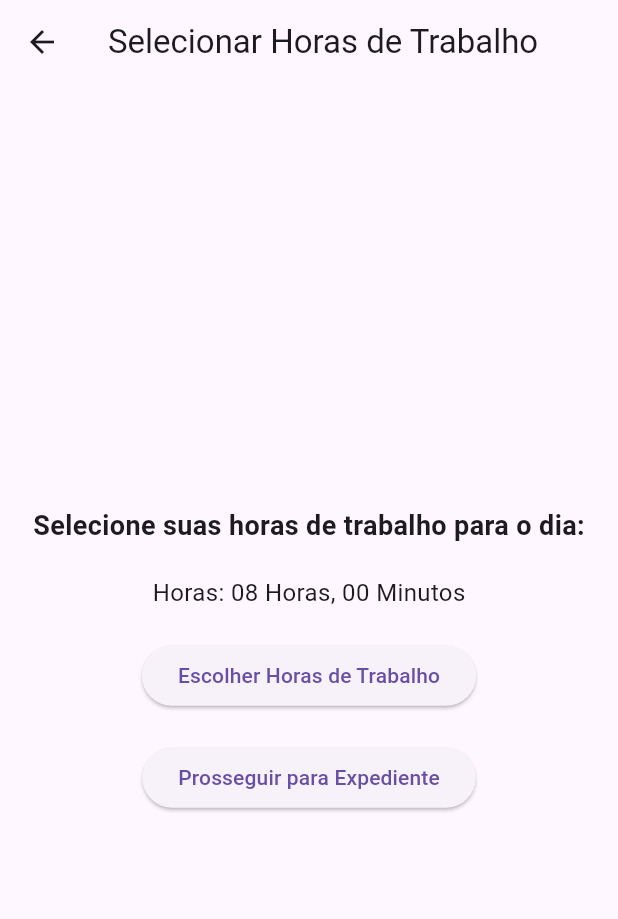
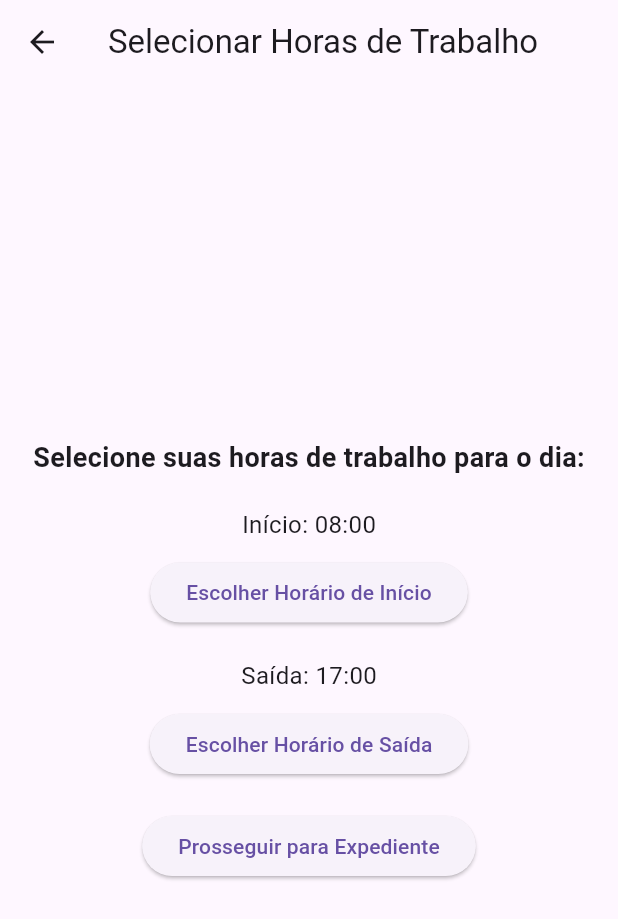
Before and after one commit to rooyal14/Bate-Ponto, a Flutter app: the screen it shows after launch, after a tap on "Login", on a phone screen of 412 x 824 dp. Shown: the top 919 px of the screen. Run offline on Flutter 3.47's test engine with Material 3 defaults, Android fonts, the light colour scheme and no system bars; our stand-ins replace flutter_local_notifications, rxdart, timezone.

Commit message:
Added notification when user sets start time and end time

```diff
--- a/lib/hour_selection.dart
+++ b/lib/hour_selection.dart
@@ -1,4 +1,5 @@
 import 'package:flutter/material.dart';
+import 'package:bate_ponto/services/local_notification_service.dart';
 import 'iniciar_encerrar.dart';
 
 class HourSelectionPage extends StatefulWidget {
@@ -7,7 +8,35 @@ class HourSelectionPage extends StatefulWidget {
 }
 
 class _HourSelectionPageState extends State<HourSelectionPage> {
-  TimeOfDay _selectedTime = TimeOfDay(hour: 8, minute: 0);
+  TimeOfDay _startTime = TimeOfDay(hour: 8, minute: 0);
+  TimeOfDay _endTime = TimeOfDay(hour: 17, minute: 0);
+  late final LocalNotificationService _notificationService = LocalNotificationService();
+
+  @override
+  void initState() {
+    super.initState();
+    _initializeNotificationService();
+  }
+
+  Future<void> _initializeNotificationService() async {
+    await _notificationService.initialize();
+  }
+
+  void _showStartTimeNotification() {
+    _notificationService.showNotification(
+      id: 1,
+      title: 'Horário de início configurado',
+      body: 'Horário de início configurado para ${_startTime.hour.toString().padLeft(2, '0')}:${_startTime.minute.toString().padLeft(2, '0')}',
+    );
+  }
+
+  void _showEndTimeNotification() {
+    _notificationService.showNotification(
+      id: 2,
+      title: 'Horário de saída configurado',
+      body: 'Horário de saída configurado para ${_endTime.hour.toString().padLeft(2, '0')}:${_endTime.minute.toString().padLeft(2, '0')}',
+    );
+  }
 
   @override
   Widget build(BuildContext context) {
@@ -25,16 +54,15 @@ class _HourSelectionPageState extends State<HourSelectionPage> {
             ),
             SizedBox(height: 20),
             Text(
-              'Horas: ${_selectedTime.hour.toString().padLeft(2, '0')} Horas, ${_selectedTime.minute.toString().padLeft(2, '0')} Minutos',
+              'Início: ${_startTime.hour.toString().padLeft(2, '0')}:${_startTime.minute.toString().padLeft(2, '0')}',
               style: TextStyle(fontSize: 16),
             ),
-            SizedBox(height: 20),
+            SizedBox(height: 10),
             ElevatedButton(
               onPressed: () async {
-                // Pick time
                 final TimeOfDay? time = await showTimePicker(
                   context: context,
-                  initialTime: _selectedTime,
+                  initialTime: _startTime,
                   builder: (BuildContext context, Widget? child) {
                     return MediaQuery(
                       data: MediaQuery.of(context).copyWith(alwaysUse24HourFormat: true),
@@ -43,13 +71,42 @@ class _HourSelectionPageState extends State<HourSelectionPage> {
                   },
                 );
 
-                if (time != null && time != _selectedTime) {
+                if (time != null && time != _startTime) {
                   setState(() {
-                    _selectedTime = time;
+                    _startTime = time;
                   });
+                  _showStartTimeNotification(); // Mostrar notificação ao ajustar o horário de início
                 }
               },
-              child: Text('Escolher Horas de Trabalho'),
+              child: Text('Escolher Horário de Início'),
+            ),
+            SizedBox(height: 20),
+            Text(
+              'Saída: ${_endTime.hour.toString().padLeft(2, '0')}:${_endTime.minute.toString().padLeft(2, '0')}',
+              style: TextStyle(fontSize: 16),
+            ),
+            SizedBox(height: 10),
+            ElevatedButton(
+              onPressed: () async {
+                final TimeOfDay? time = await showTimePicker(
+                  context: context,
+                  initialTime: _endTime,
+                  builder: (BuildContext context, Widget? child) {
+                    return MediaQuery(
+                      data: MediaQuery.of(context).copyWith(alwaysUse24HourFormat: true),
+                      child: child!,
+                    );
+                  },
+                );
+
+                if (time != null && time != _endTime) {
+                  setState(() {
+                    _endTime = time;
+                  });
+                  _showEndTimeNotification(); // Mostrar notificação ao ajustar o horário de saída
+                }
+              },
+              child: Text('Escolher Horário de Saída'),
             ),
             SizedBox(height: 20),
             ElevatedButton(
@@ -58,7 +115,8 @@ class _HourSelectionPageState extends State<HourSelectionPage> {
                   context,
                   MaterialPageRoute(
                     builder: (context) => ExpedientePage(
-                      workHours: _selectedTime,
+                      workHours: _startTime,
+                      endHours: _endTime,
                     ),
                   ),
                 );
--- /dev/null
+++ b/lib/services/local_notification_service.dart
@@ -0,0 +1,92 @@
+import 'package:flutter_local_notifications/flutter_local_notifications.dart';
+import 'package:rxdart/subjects.dart';
+import 'package:timezone/data/latest.dart' as tz;
+
+class LocalNotificationService {
+  LocalNotificationService();
+
+  final FlutterLocalNotificationsPlugin _localNotificationService = FlutterLocalNotificationsPlugin();
+  final BehaviorSubject<NotificationResponse> _notificationResponseStream = BehaviorSubject<NotificationResponse>();
+
+  Future<void> initialize() async {
+    tz.initializeTimeZones();
+
+    const AndroidInitializationSettings androidInitializationSettings = AndroidInitializationSettings('@drawable/ic_stat_access_alarms');
+
+    final DarwinInitializationSettings darwinInitializationSettings = DarwinInitializationSettings(
+      requestAlertPermission: true,
+      requestBadgePermission: true,
+      requestSoundPermission: true,
+      onDidReceiveLocalNotification: _onDidReceiveLocalNotification,
+    );
+
+    final InitializationSettings settings = InitializationSettings(
+      android: androidInitializationSettings,
+      iOS: darwinInitializationSettings,
+    );
+
+    await _localNotificationService.initialize(
+      settings,
+      onDidReceiveNotificationResponse: onDidReceiveNotificationResponse,
+    );
+
+    _notificationResponseStream.listen((response) {
+      print('Notification response received: ${response.payload}');
+    });
+
+    await _createNotificationChannel();
+  }
+
+  Future<void> _createNotificationChannel() async {
+    const AndroidNotificationChannel channel = AndroidNotificationChannel(
+      'channel_id',
+      'channel_name',
+      description: 'description',
+      importance: Importance.max,
+      playSound: true,
+    );
+
+    await _localNotificationService.resolvePlatformSpecificImplementation<AndroidFlutterLocalNotificationsPlugin>()?.createNotificationChannel(channel);
+  }
+
+  Future<NotificationDetails> _notificationDetails() async {
+    const AndroidNotificationDetails androidNotificationDetails = AndroidNotificationDetails(
+      'channel_id',
+      'channel_name',
+      channelDescription: 'description',
+      importance: Importance.max,
+      priority: Priority.max,
+      playSound: true,
+      icon: 'ic_stat_access_alarms',
+    );
+
+    const DarwinNotificationDetails darwinNotificationDetails = DarwinNotificationDetails();
+
+    return const NotificationDetails(
+      android: androidNotificationDetails,
+      iOS: darwinNotificationDetails,
+    );
+  }
+
+  Future<void> showNotification({
+    required int id,
+    required String title,
+    required String body,
+    String? payload,
+  }) async {
+    final details = await _notificationDetails();
+    await _localNotificationService.show(id, title, body, details, payload: payload);
+  }
+
+  void _onDidReceiveLocalNotification(int id, String? title, String? body, String? payload) {
+    print('id $id, title $title, body $body, payload $payload');
+  }
+
+  Future<void> onDidReceiveNotificationResponse(NotificationResponse details) async {
+    String? payload = details.payload;
+    print('Payload da notificação: $payload');
+    if (payload != null) {
+      print('Navegando ou realizando uma ação com o payload: $payload');
+    }
+  }
+}
--- a/pubspec.yaml
+++ b/pubspec.yaml
@@ -35,6 +35,9 @@ dependencies:
   # The following adds the Cupertino Icons font to your application.
   # Use with the CupertinoIcons class for iOS style icons.
   cupertino_icons: ^1.0.8
+  flutter_local_notifications: ^17.2.2
+  timezone: ^0.9.4
+  rxdart: ^0.28.0
 
 dev_dependencies:
   flutter_test:
```
Also changed, not shown: lib/iniciar_encerrar.dart (+13 -1 lines), pubspec.lock, 9 other files.
